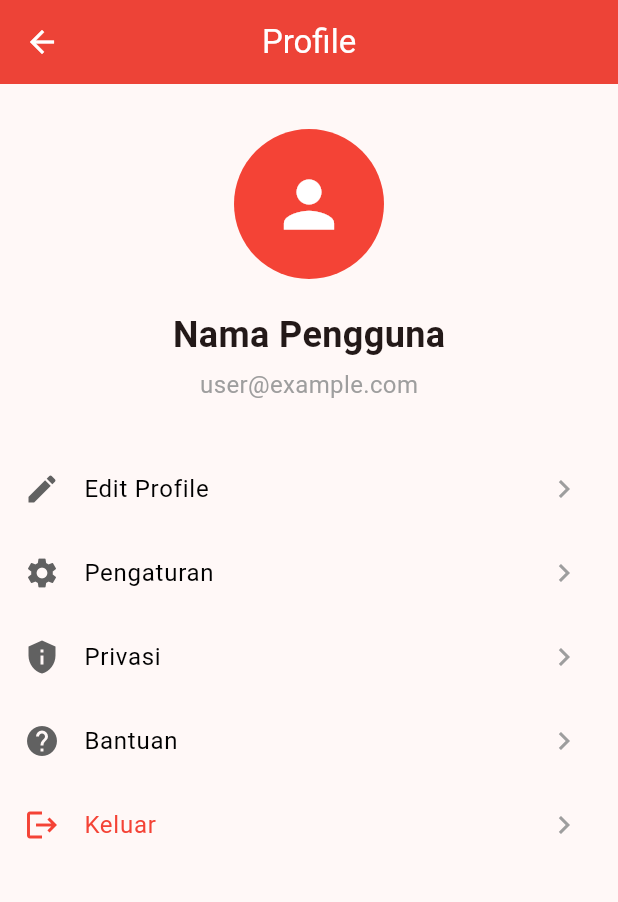
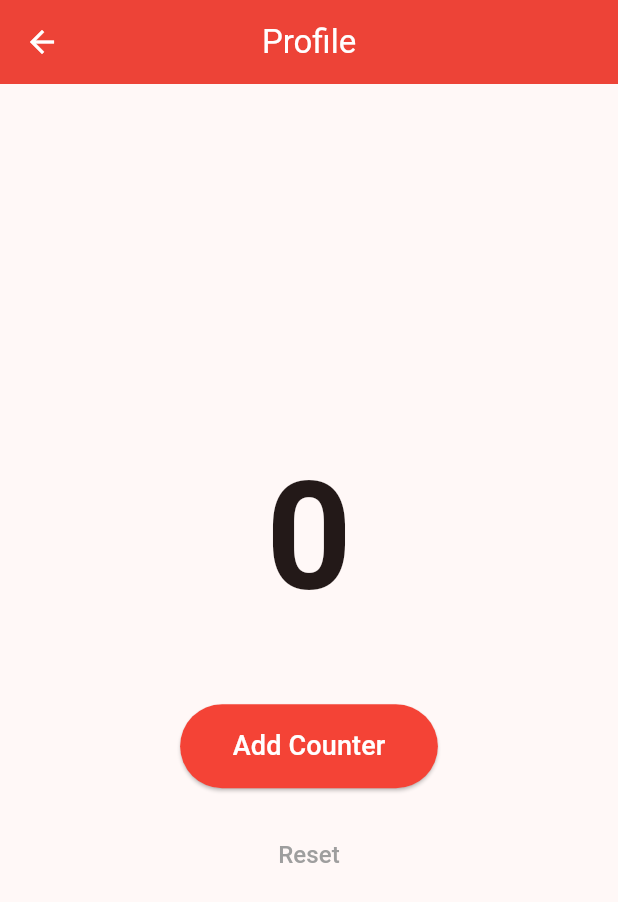
Before and after one commit to kdandy/IslamMy, a Flutter app: the ProfileScreen screen opened by its route, on a phone screen of 412 x 824 dp. Shown: the top 902 px of the screen. Run offline on Flutter 3.47's test engine with Material 3 defaults, Android fonts, the phone set to English and light mode, and no system bars.

Commit message:
Add tasbih counter

```diff
--- a/lib/screens/profile/profile_screen.dart
+++ b/lib/screens/profile/profile_screen.dart
@@ -8,6 +8,8 @@ class ProfileScreen extends StatefulWidget {
 }
 
 class _ProfileScreenState extends State<ProfileScreen> {
+  int counter = 0;
+
   @override
   Widget build(BuildContext context) {
     return Scaffold(
@@ -16,93 +18,62 @@ class _ProfileScreenState extends State<ProfileScreen> {
         backgroundColor: Colors.red,
         foregroundColor: Colors.white,
       ),
-      body: SingleChildScrollView(
+      body: Center(
         child: Column(
+          mainAxisAlignment: MainAxisAlignment.center,
           children: [
-            const SizedBox(height: 30),
-            // Profile Avatar
-            CircleAvatar(
-              radius: 50,
-              backgroundColor: Colors.red,
-              child: Icon(
-                Icons.person,
-                size: 50,
-                color: Colors.white,
-              ),
-            ),
-            const SizedBox(height: 20),
-            // User Name
+            /// --- Counter Text ---
             Text(
-              'Nama Pengguna',
-              style: TextStyle(
-                fontSize: 24,
+              '$counter',
+              style: const TextStyle(
+                fontSize: 100,
                 fontWeight: FontWeight.bold,
               ),
             ),
-            const SizedBox(height: 5),
-            Text(
-              'user@example.com',
-              style: TextStyle(
-                fontSize: 16,
-                color: Colors.grey,
+
+            const SizedBox(height: 40),
+
+            /// --- Add Counter Button ---
+            ElevatedButton(
+              onPressed: () {
+                setState(() {
+                  counter++;
+                });
+              },
+              style: ElevatedButton.styleFrom(
+                backgroundColor: Colors.red,
+                foregroundColor: Colors.white,
+                padding: const EdgeInsets.symmetric(
+                  horizontal: 35,
+                  vertical: 15,
+                ),
+              ),
+              child: const Text(
+                'Add Counter',
+                style: TextStyle(fontSize: 18),
               ),
             ),
-            const SizedBox(height: 30),
-            // Profile Options
-            _buildProfileOption(
-              icon: Icons.edit,
-              title: 'Edit Profile',
-              onTap: () {},
-            ),
-            _buildProfileOption(
-              icon: Icons.settings,
-              title: 'Pengaturan',
-              onTap: () {},
-            ),
-            _buildProfileOption(
-              icon: Icons.privacy_tip,
-              title: 'Privasi',
-              onTap: () {},
-            ),
-            _buildProfileOption(
-              icon: Icons.help,
-              title: 'Bantuan',
-              onTap: () {},
-            ),
-            _buildProfileOption(
-              icon: Icons.logout,
-              title: 'Keluar',
-              onTap: () {},
-              isDestructive: true,
+
+            const SizedBox(height: 20),
+
+            /// --- Reset Button ---
+            TextButton(
+              onPressed: () {
+                setState(() {
+                  counter = 0;
+                });
+              },
+              child: const Text(
+                'Reset',
+                style: TextStyle(
+                  fontSize: 16,
+                  color: Colors.grey,
+                ),
+              ),
             ),
           ],
         ),
       ),
     );
   }
-
-  Widget _buildProfileOption({
-    required IconData icon,
-    required String title,
-    required VoidCallback onTap,
-    bool isDestructive = false,
-  }) {
-    return ListTile(
-      leading: Icon(
-        icon,
-        color: isDestructive ? Colors.red : Colors.grey[700],
-      ),
-      title: Text(
-        title,
-        style: TextStyle(
-          color: isDestructive ? Colors.red : Colors.black,
-        ),
-      ),
-      trailing: Icon(
-        Icons.chevron_right,
-        color: Colors.grey,
-      ),
-      onTap: onTap,
-    );
-  }
 }
```
